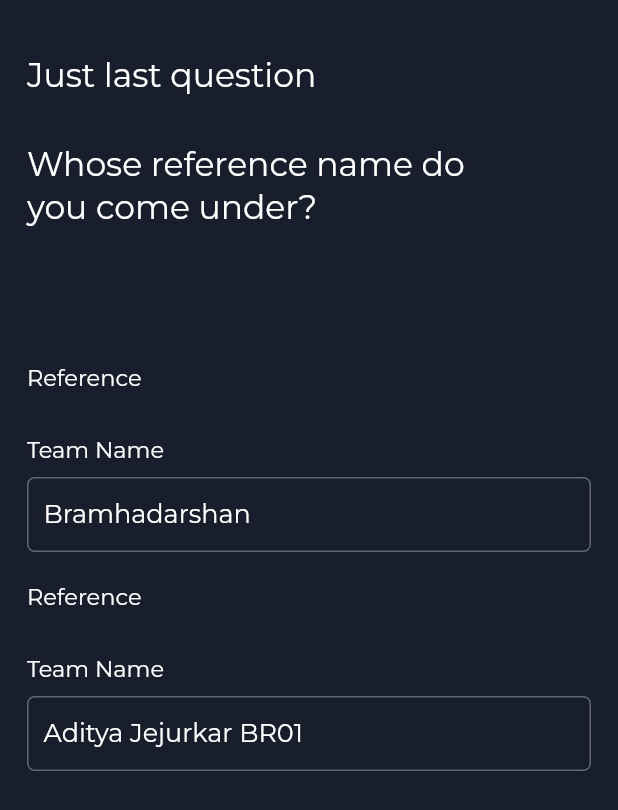
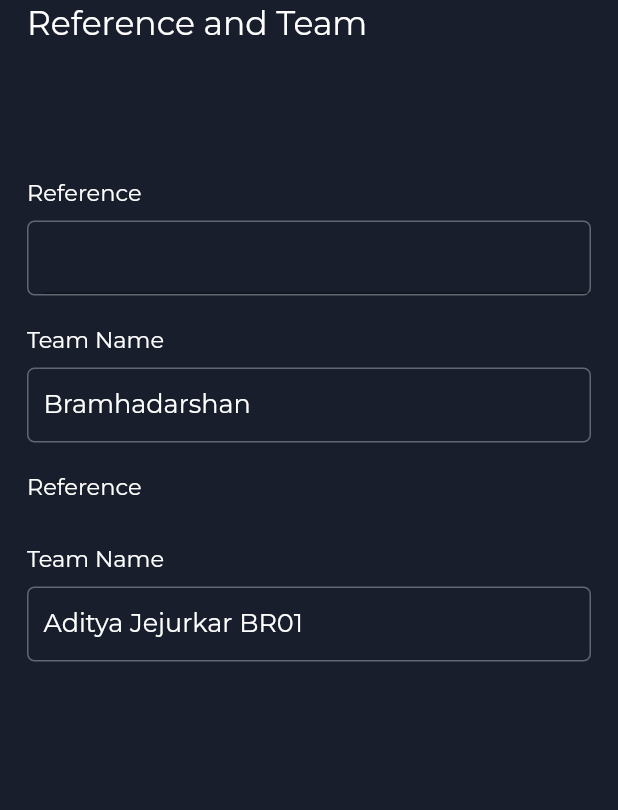
Before and after one commit to thesparkler/mozak, a Flutter app: the UserReferenceName screen opened directly with empty values, on a phone screen of 412 x 824 dp. Shown: the top 810 px of the screen. Run offline on Flutter 3.47's test engine with Material 2 defaults, Android fonts, the phone set to English and light mode, and no system bars; our stand-ins replace auto_size_text, connectivity_plus, google_fonts, lottie; missing offline and left inert: gsheets; key blocks and very long unbroken strings in the code were emptied for the run.

Commit message:
Changed few constants.
Pressing back button goes to first page.

```diff
--- a/lib/constants/AppStrings.dart
+++ b/lib/constants/AppStrings.dart
@@ -74,6 +74,7 @@ class AppStrings {
   static const String aNegBloodGroup = "A-";
   static const String bNegBloodGroup = "B-";
   static const String abNegBloodGroup = "AB-";
+  static const String dontKnow = "Don't Know";
   static const String currentlyDoingTitleText =
       "What are you currently\ndoing?";
   static const String companyNameFieldText = "Company Name";
@@ -86,7 +87,7 @@ class AppStrings {
   static const String courseFieldHintText = "B.Sc, B.Com, B.A, B.Tech, etc";
   static const String justLastQuestionText = "Just last question";
   static const String referenceNameTitleText =
-      "Whose reference name do\nyou come under?";
+      "Reference and Team";
   static const String teamLeadFieldText = "Reference Name";
   static const String teamLeadFieldHintText = "Bhulkoo";
   static const String thankYouText = "Thank you!";
@@ -94,11 +95,11 @@ class AppStrings {
   static const String backToLogin = "Back to Form";
   static const String verifyDetails = "Verify your Details";
   static const String contactMeByPhoneOrMail =
-      "You can contact me by my phone number or email id";
+      "My phone number and email id";
   static const String myBloodType = "My blood type is";
-  static const String tlNameBelonging = "The person to whom I'm belonging is ";
-  static const String teamBelonging = "The mandal to which I belong is ";
-  static const String team = "Reference";
+  static const String tlNameBelonging = "My Team Leader is ";
+  static const String teamBelonging = "My mandal is ";
+  static const String reference = "Reference";
   static const String teamName = "Team Name";
 
   // Errors Strings
--- a/lib/model/UserFormModel.dart
+++ b/lib/model/UserFormModel.dart
@@ -12,7 +12,7 @@ class UserFormModel {
     'street_address': "",
     'city': "",
     'state': "Maharashtra",
-    'blood_group': "",
+    'blood_group': "Not given",
     'career_type': "Student",
     'college_name': "",
     'course_name': "",
--- a/lib/screens/FormSuccessScreen.dart
+++ b/lib/screens/FormSuccessScreen.dart
@@ -20,9 +20,20 @@ class FormSuccessScreenState extends State<FormSuccessScreen> {
     super.initState();
   }
 
+  Future<bool> _onWillPop() {
+  Navigator.pushReplacement(context,
+      MaterialPageRoute(builder: (context) {
+      return UserForm();
+  }));
+  return Future.value(true);
+}
+
   @override
   Widget build(BuildContext context) {
-    return Scaffold(
+    return WillPopScope(
+
+      onWillPop: _onWillPop,
+      child: Scaffold(
           backgroundColor: hexToColor(AppColors.appThemeColor),
           body: Column(
             children: [
@@ -91,6 +102,7 @@ class FormSuccessScreenState extends State<FormSuccessScreen> {
                 ),
               )
             ],
-        ));
+          )),
+    );
   }
 }
--- a/lib/screens/userform/formsteps/UserBloodType.dart
+++ b/lib/screens/userform/formsteps/UserBloodType.dart
@@ -64,17 +64,19 @@ class _UserBloodType extends State<UserBloodType> {
                     _bloodGroup(AppStrings.aNegBloodGroup),
                     _bloodGroup(AppStrings.bNegBloodGroup),
                     _bloodGroup(AppStrings.abNegBloodGroup),
+
                   ],
                 ),
               ),
             ),
           ),
+          //_bloodGroup(AppStrings.dontKnow, 350),
         ],
       ),
     );
   }
 
-  Widget _bloodGroup(String text) {
+  Widget _bloodGroup(String text, [double w=55]) {
     return GestureDetector(
       onTap: () {
         setState(() {
@@ -84,7 +86,7 @@ class _UserBloodType extends State<UserBloodType> {
       },
       child: Container(
         height: 55,
-        width: 55,
+        width: w,
         decoration: BoxDecoration(
           color: widget.model.getBloodGroup() == text
               ? hexToColor(AppColors.paleOrange)
--- a/lib/screens/userform/formsteps/UserReferenceName.dart
+++ b/lib/screens/userform/formsteps/UserReferenceName.dart
@@ -21,6 +21,7 @@ class _UserReferenceNameState extends State<UserReferenceName> {
   String? _selectedCode;
   String selectedMandal = "Bramhadarshan";
   String selectedTL = "Aditya Jejurkar BR01";
+  TextEditingController reference_name = TextEditingController();
 
   final List<String> _grpCodeList = [
     "Bramhadarshan",
@@ -179,21 +180,21 @@ class _UserReferenceNameState extends State<UserReferenceName> {
         body: SingleChildScrollView(
           child: Column(
             children: [
-              Padding(
-                padding:
-                    const EdgeInsets.only(left: 18.0, top: 35.0, bottom: 30.0),
-                child: Align(
-                  alignment: Alignment.centerLeft,
-                  child: Text(
-                    AppStrings.justLastQuestionText,
-                    style: GoogleFonts.montserrat(
-                        fontWeight: FontWeight.w400,
-                        color: hexToColor(AppColors.whiteTextColor),
-                        fontSize: 22.0,
-                        height: 1.3),
-                  ),
-                ),
-              ),
+              // Padding(
+              //   padding:
+              //       const EdgeInsets.only(left: 18.0, top: 35.0, bottom: 30.0),
+              //   child: Align(
+              //     alignment: Alignment.centerLeft,
+              //     child: Text(
+              //       AppStrings.justLastQuestionText,
+              //       style: GoogleFonts.montserrat(
+              //           fontWeight: FontWeight.w400,
+              //           color: hexToColor(AppColors.whiteTextColor),
+              //           fontSize: 22.0,
+              //           height: 1.3),
+              //     ),
+              //   ),
+              // ),
               Padding(
                 padding: const EdgeInsets.only(left: 18.0, bottom: 30.0),
                 child: Align(
@@ -235,7 +236,7 @@ class _UserReferenceNameState extends State<UserReferenceName> {
           child: Align(
             alignment: Alignment.centerLeft,
             child: Text(
-              AppStrings.team,
+              AppStrings.reference,
               style: GoogleFonts.montserrat(
                   fontWeight: FontWeight.w400,
                   color: hexToColor(AppColors.whiteTextColor),
@@ -243,6 +244,28 @@ class _UserReferenceNameState extends State<UserReferenceName> {
             ),
           ),
         ),
+    Container(
+    decoration: BoxDecoration(
+    borderRadius: BorderRadius.circular(5.0),
+    border: Border.all(
+    color: hexToColor(AppColors.textFieldOutlineBorderColor),
+    width: 1.0,
+    ),
+    ),
+    width: MediaQuery.of(context).size.width,
+    child: Padding(
+    padding: const EdgeInsets.only(left: 10.0),
+    child: TextField(
+      controller: reference_name,
+      style: GoogleFonts.montserrat(
+          fontWeight: FontWeight.w400,
+          color: hexToColor(AppColors.whiteTextColor),
+          fontSize: 15.0),
+    )
+
+    )
+    ),
+
         Padding(
           padding: const EdgeInsets.only(bottom: 10, top: 20.0),
           child: Align(
@@ -340,7 +363,7 @@ class _UserReferenceNameState extends State<UserReferenceName> {
           child: Align(
             alignment: Alignment.centerLeft,
             child: Text(
-              AppStrings.team,
+              AppStrings.reference,
               style: GoogleFonts.montserrat(
                   fontWeight: FontWeight.w400,
                   color: hexToColor(AppColors.whiteTextColor),
--- a/lib/screens/userform/formsteps/VerifyDetails.dart
+++ b/lib/screens/userform/formsteps/VerifyDetails.dart
@@ -122,7 +122,7 @@ class VerifyDetailsState extends State<VerifyDetails> {
                         capitalizeFirstLetter(userLastName),
                     style: GoogleFonts.montserrat(
                         fontWeight: FontWeight.w400,
-                        color: hexToColor(AppColors.whiteTextColor),
+                        color: hexToColor(AppColors.paleOrange),
                         fontSize: 20.0,
                         height: 1.8),
                   ),
```
Lines whose indentation alone changed are shown as unchanged.
